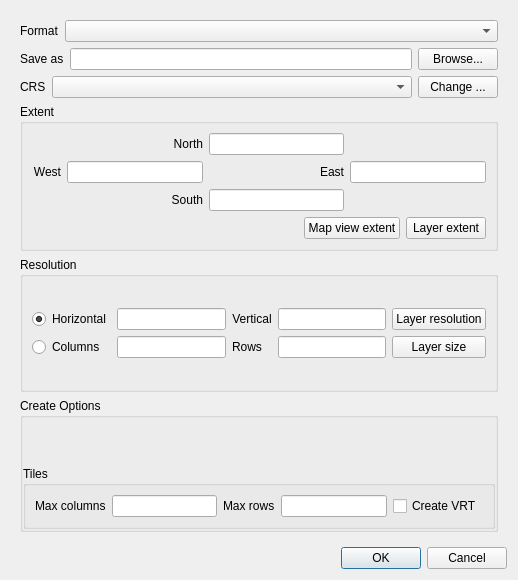
Before: the Qt Designer form src/ui/qgsrasterlayersaveasdialogbase.ui in kadas-albireo/kadas-albireo, drawn with Qt 5.
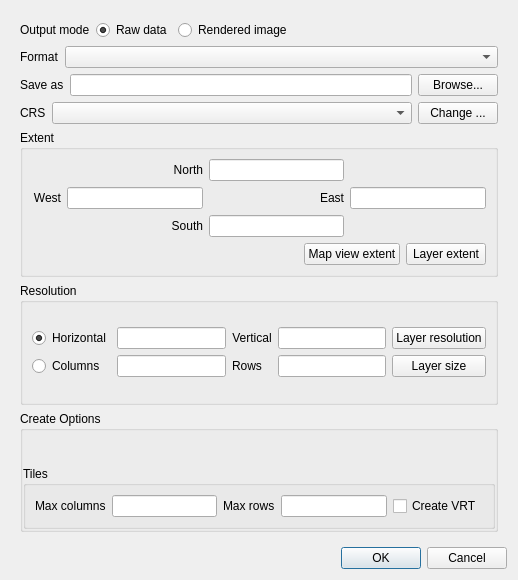
After: the same form once the commit is applied. Custom widgets are drawn as their Qt base class.

Commit message: raster save as raw/image mode, pipe clone

The edit to the form file:
```diff
--- a/src/ui/qgsrasterlayersaveasdialogbase.ui
+++ b/src/ui/qgsrasterlayersaveasdialogbase.ui
@@ -35,6 +35,56 @@
        </rect>
       </property>
       <layout class="QVBoxLayout" name="verticalLayout_5">
+       <item>
+        <layout class="QHBoxLayout" name="horizontalLayout_6">
+         <item>
+          <widget class="QLabel" name="mModeLabel">
+           <property name="text">
+            <string>Output mode</string>
+           </property>
+          </widget>
+         </item>
+         <item>
+          <widget class="QRadioButton" name="mRawModeRadioButton">
+           <property name="toolTip">
+            <string>Write out raw raster layer data. Optionaly user defined no data values may be applied.</string>
+           </property>
+           <property name="text">
+            <string>Raw data</string>
+           </property>
+           <property name="checked">
+            <bool>true</bool>
+           </property>
+          </widget>
+         </item>
+         <item>
+          <widget class="QRadioButton" name="mRenderedModeRadioButton">
+           <property name="toolTip">
+            <string>Write out 3 bands RGB image rendered using current layer style.</string>
+           </property>
+           <property name="text">
+            <string>Rendered image</string>
+           </property>
+           <property name="checked">
+            <bool>false</bool>
+           </property>
+          </widget>
+         </item>
+         <item>
+          <spacer name="horizontalSpacer">
+           <property name="orientation">
+            <enum>Qt::Horizontal</enum>
+           </property>
+           <property name="sizeHint" stdset="0">
+            <size>
+             <width>40</width>
+             <height>20</height>
+            </size>
+           </property>
+          </spacer>
+         </item>
+        </layout>
+       </item>
        <item>
         <layout class="QHBoxLayout" name="horizontalLayout">
          <item>
@@ -76,6 +126,9 @@
            <property name="enabled">
             <bool>true</bool>
            </property>
+           <property name="text">
+            <string/>
+           </property>
           </widget>
          </item>
          <item>
```
The commit also changes 46 other files.
